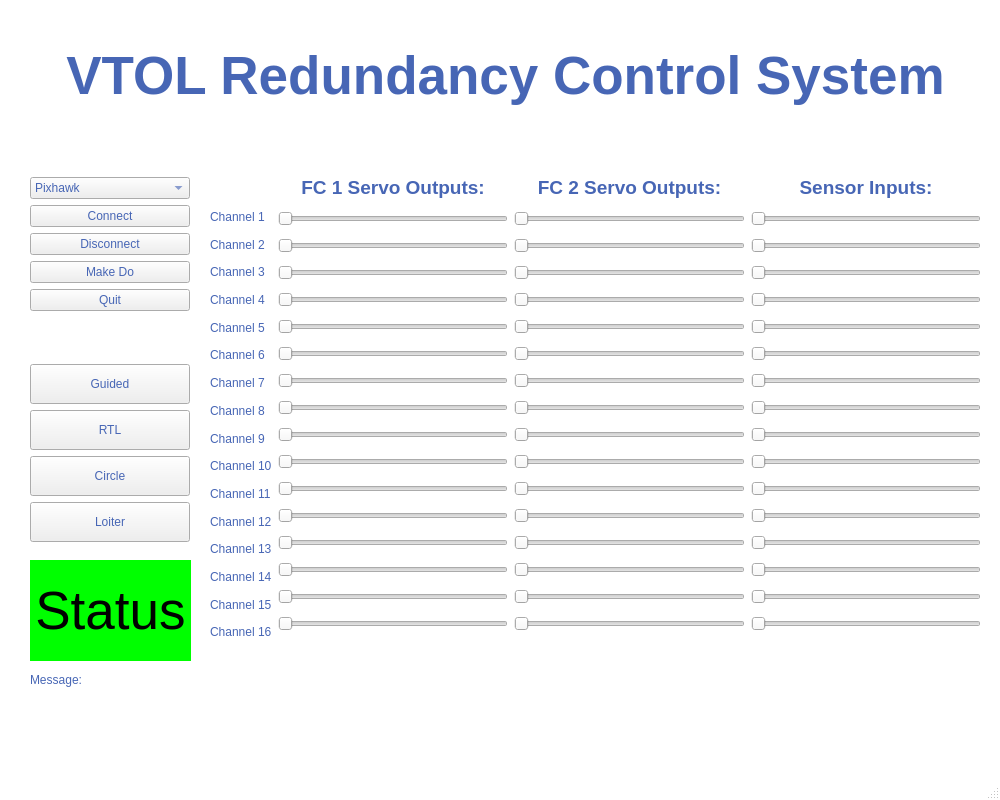
This is PyQT5GUI/readservosGUI.ui in JarrydSteele/pythonscripts as Qt 5 draws it before an edit. The edited form follows.
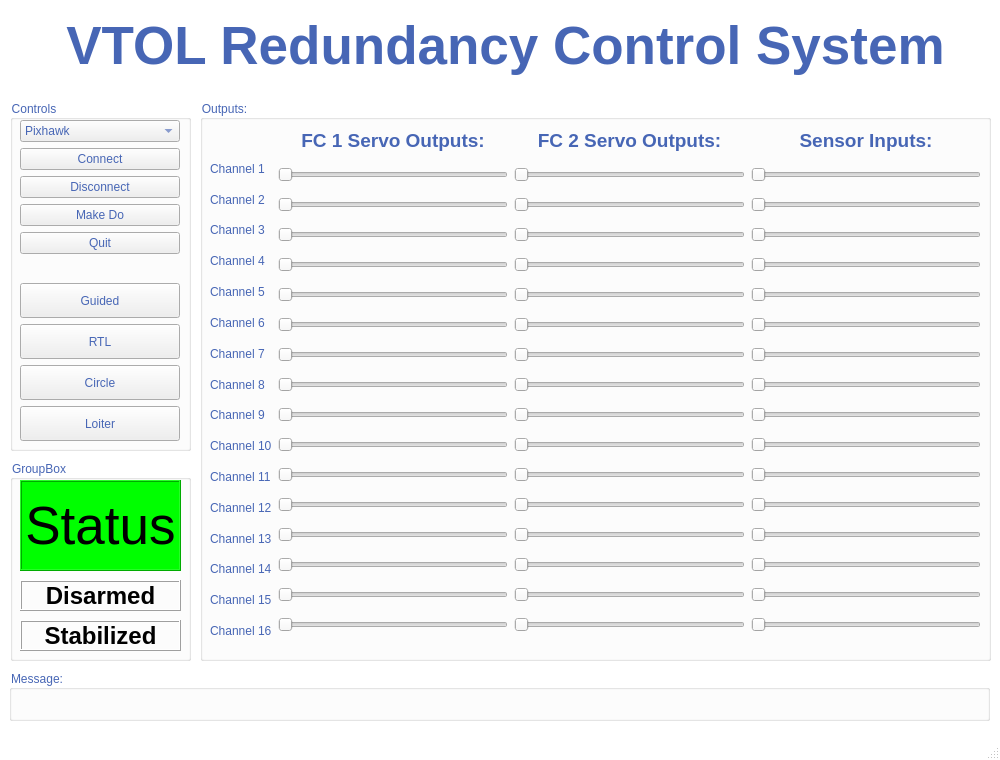
This is the edited form.

```diff
--- a/PyQT5GUI/readservosGUI.ui
+++ b/PyQT5GUI/readservosGUI.ui
@@ -10,7 +10,7 @@
     <x>0</x>
     <y>0</y>
     <width>1000</width>
-    <height>800</height>
+    <height>760</height>
    </rect>
   </property>
   <property name="sizePolicy">
@@ -22,13 +22,13 @@
   <property name="minimumSize">
    <size>
     <width>1000</width>
-    <height>800</height>
+    <height>760</height>
    </size>
   </property>
   <property name="maximumSize">
    <size>
     <width>1000</width>
-    <height>800</height>
+    <height>760</height>
    </size>
   </property>
   <property name="palette">
@@ -462,13 +462,80 @@
    <property name="styleSheet">
     <string notr="true">color: rgb(71, 102, 181);</string>
    </property>
+   <widget class="QLabel" name="label_21">
+    <property name="geometry">
+     <rect>
+      <x>30</x>
+      <y>10</y>
+      <width>951</width>
+      <height>71</height>
+     </rect>
+    </property>
+    <property name="font">
+     <font>
+      <pointsize>40</pointsize>
+      <weight>75</weight>
+      <bold>true</bold>
+     </font>
+    </property>
+    <property name="text">
+     <string>VTOL Redundancy Control System</string>
+    </property>
+    <property name="alignment">
+     <set>Qt::AlignCenter</set>
+    </property>
+   </widget>
+   <widget class="QGroupBox" name="groupBox">
+    <property name="geometry">
+     <rect>
+      <x>9</x>
+      <y>670</y>
+      <width>981</width>
+      <height>51</height>
+     </rect>
+    </property>
+    <property name="title">
+     <string>Message:</string>
+    </property>
+    <widget class="QLabel" name="lblMessage">
+     <property name="geometry">
+      <rect>
+       <x>10</x>
+       <y>20</y>
+       <width>961</width>
+       <height>20</height>
+      </rect>
+     </property>
+     <property name="frameShape">
+      <enum>QFrame::NoFrame</enum>
+     </property>
+     <property name="frameShadow">
+      <enum>QFrame::Plain</enum>
+     </property>
+     <property name="text">
+      <string/>
+     </property>
+    </widget>
+   </widget>
+   <widget class="QGroupBox" name="groupBox_2">
+    <property name="geometry">
+     <rect>
+      <x>200</x>
+      <y>100</y>
+      <width>791</width>
+      <height>561</height>
+     </rect>
+    </property>
+    <property name="title">
+     <string>Outputs:</string>
+    </property>
    <widget class="QWidget" name="layoutWidget">
     <property name="geometry">
      <rect>
-      <x>210</x>
-      <y>170</y>
+       <x>10</x>
+       <y>20</y>
       <width>771</width>
-      <height>481</height>
+       <height>531</height>
      </rect>
     </property>
     <layout class="QHBoxLayout" name="horizontalLayout">
@@ -1330,13 +1397,26 @@
      </item>
     </layout>
    </widget>
+   </widget>
+   <widget class="QGroupBox" name="groupBox_3">
+    <property name="geometry">
+     <rect>
+      <x>10</x>
+      <y>100</y>
+      <width>181</width>
+      <height>351</height>
+     </rect>
+    </property>
+    <property name="title">
+     <string>Controls</string>
+    </property>
    <widget class="QWidget" name="verticalLayoutWidget_2">
     <property name="geometry">
      <rect>
-      <x>30</x>
-      <y>170</y>
+       <x>10</x>
+       <y>20</y>
       <width>160</width>
-      <height>381</height>
+       <height>321</height>
      </rect>
     </property>
     <layout class="QVBoxLayout" name="verticalLayout_7">
@@ -1420,7 +1500,7 @@
          <property name="minimumSize">
           <size>
            <width>0</width>
-           <height>40</height>
+            <height>35</height>
           </size>
          </property>
          <property name="text">
@@ -1433,7 +1513,7 @@
          <property name="minimumSize">
           <size>
            <width>0</width>
-           <height>40</height>
+            <height>35</height>
           </size>
          </property>
          <property name="text">
@@ -1446,7 +1526,7 @@
          <property name="minimumSize">
           <size>
            <width>0</width>
-           <height>40</height>
+            <height>35</height>
           </size>
          </property>
          <property name="text">
@@ -1459,7 +1539,7 @@
          <property name="minimumSize">
           <size>
            <width>0</width>
-           <height>40</height>
+            <height>35</height>
           </size>
          </property>
          <property name="text">
@@ -1471,13 +1551,26 @@
      </item>
     </layout>
    </widget>
+   </widget>
+   <widget class="QGroupBox" name="groupBox_4">
+    <property name="geometry">
+     <rect>
+      <x>10</x>
+      <y>460</y>
+      <width>181</width>
+      <height>201</height>
+     </rect>
+    </property>
+    <property name="title">
+     <string>GroupBox</string>
+    </property>
    <widget class="QLabel" name="lblStatus">
     <property name="geometry">
      <rect>
-      <x>30</x>
-      <y>560</y>
+       <x>10</x>
+       <y>20</y>
       <width>161</width>
-      <height>101</height>
+       <height>91</height>
      </rect>
     </property>
     <property name="font">
@@ -1489,6 +1582,12 @@
      <string notr="true">background-color: rgb(0, 255, 0);
 color: rgb(0, 0, 0);</string>
     </property>
+     <property name="frameShape">
+      <enum>QFrame::Box</enum>
+     </property>
+     <property name="frameShadow">
+      <enum>QFrame::Raised</enum>
+     </property>
     <property name="text">
      <string>Status</string>
     </property>
@@ -1496,54 +1595,70 @@
      <set>Qt::AlignCenter</set>
     </property>
    </widget>
-   <widget class="QLabel" name="lblMessage">
+    <widget class="QLabel" name="lblArm">
     <property name="geometry">
      <rect>
-      <x>30</x>
-      <y>670</y>
-      <width>951</width>
-      <height>20</height>
-     </rect>
-    </property>
-    <property name="text">
-     <string>Message:</string>
-    </property>
-   </widget>
-   <widget class="QLabel" name="lblMessage2">
-    <property name="geometry">
-     <rect>
-      <x>30</x>
-      <y>690</y>
-      <width>951</width>
-      <height>20</height>
-     </rect>
-    </property>
+       <x>10</x>
+       <y>120</y>
+       <width>161</width>
+       <height>31</height>
+      </rect>
+     </property>
+     <property name="font">
+      <font>
+       <pointsize>18</pointsize>
+       <weight>75</weight>
+       <bold>true</bold>
+      </font>
+     </property>
+     <property name="styleSheet">
+      <string notr="true">color: rgb(0, 0, 0);</string>
+     </property>
+     <property name="frameShape">
+      <enum>QFrame::Box</enum>
+     </property>
+     <property name="frameShadow">
+      <enum>QFrame::Raised</enum>
+     </property>
     <property name="text">
-     <string/>
-    </property>
-   </widget>
-   <widget class="QLabel" name="label_21">
+      <string>Disarmed</string>
+     </property>
+     <property name="alignment">
+      <set>Qt::AlignCenter</set>
+     </property>
+    </widget>
+    <widget class="QLabel" name="lblFM">
     <property name="geometry">
      <rect>
-      <x>30</x>
-      <y>40</y>
-      <width>951</width>
-      <height>71</height>
+       <x>10</x>
+       <y>160</y>
+       <width>161</width>
+       <height>31</height>
      </rect>
     </property>
     <property name="font">
      <font>
-      <pointsize>40</pointsize>
+       <pointsize>18</pointsize>
       <weight>75</weight>
       <bold>true</bold>
      </font>
     </property>
+     <property name="styleSheet">
+      <string notr="true">color: rgb(0, 0, 0);</string>
+     </property>
+     <property name="frameShape">
+      <enum>QFrame::Box</enum>
+     </property>
+     <property name="frameShadow">
+      <enum>QFrame::Raised</enum>
+     </property>
     <property name="text">
-     <string>VTOL Redundancy Control System</string>
+      <string>Stabilized</string>
     </property>
     <property name="alignment">
      <set>Qt::AlignCenter</set>
     </property>
+    </widget>
    </widget>
   </widget>
   <widget class="QStatusBar" name="statusBar"/>
```
Lines whose indentation alone changed are shown as unchanged.
